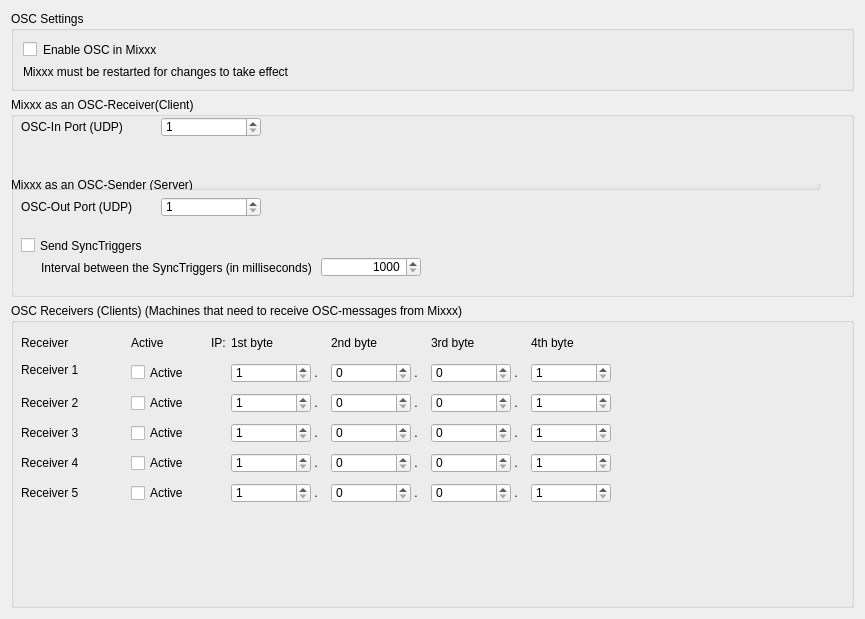
The window that src/preferences/dialog/dlgprefoscdlg.ui (Eve00000/mixxx) describes before a commit, drawn with Qt 5.
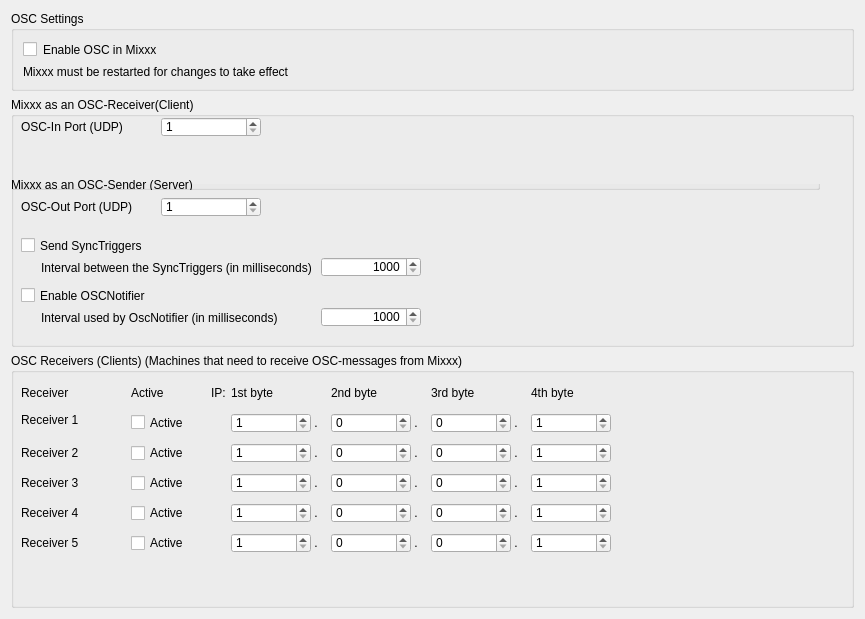
The same window after the commit.

Commit message: Change oscfunctions -> split h & cpp, add OscNotifier to uiprefs & config

The edit to the form file:
```diff
--- a/src/preferences/dialog/dlgprefoscdlg.ui
+++ b/src/preferences/dialog/dlgprefoscdlg.ui
@@ -21,7 +21,7 @@
        <property name="maximumSize">
         <size>
          <width>16777215</width>
-         <height>200</height>
+         <height>250</height>
         </size>
        </property>
        <property name="baseSize">
@@ -203,6 +203,63 @@
          <string>Interval between the SyncTriggers (in milliseconds)</string>
         </property>
        </widget>
+       <widget class="QLabel" name="OscNotifierIntervalLabel">
+        <property name="geometry">
+         <rect>
+          <x>30</x>
+          <y>210</y>
+          <width>300</width>
+          <height>21</height>
+         </rect>
+        </property>
+        <property name="text">
+         <string>Interval used by OscNotifier (in milliseconds)</string>
+        </property>
+       </widget>
+       <widget class="QCheckBox" name="OscNotifier">
+        <property name="geometry">
+         <rect>
+          <x>10</x>
+          <y>190</y>
+          <width>291</width>
+          <height>17</height>
+         </rect>
+        </property>
+        <property name="toolTip">
+         <string>Enable Mixxx to send Sync-triggers</string>
+        </property>
+        <property name="text">
+         <string>Enable OSCNotifier</string>
+        </property>
+       </widget>
+       <widget class="QSpinBox" name="OscNotifierInterval">
+        <property name="geometry">
+         <rect>
+          <x>310</x>
+          <y>210</y>
+          <width>100</width>
+          <height>20</height>
+         </rect>
+        </property>
+        <property name="toolTip">
+         <string>Set the time interval in milliseconds to send Sync triggers</string>
+        </property>
+        <property name="alignment">
+         <set>Qt::AlignRight|Qt::AlignTrailing|Qt::AlignVCenter</set>
+        </property>
+        <property name="minimum">
+         <number>1000</number>
+        </property>
+        <property name="maximum">
+         <number>60000</number>
+        </property>
+        <property name="singleStep">
+         <number>1000</number>
+        </property>
+        <property name="value">
+         <number>1000</number>
+        </property>
+       </widget>
       </widget>
      </item>
      <item row="0" column="0">
```
Left out of the diff: 4 changed lines with no effect on the pictures. The commit also changes 6 other files.
